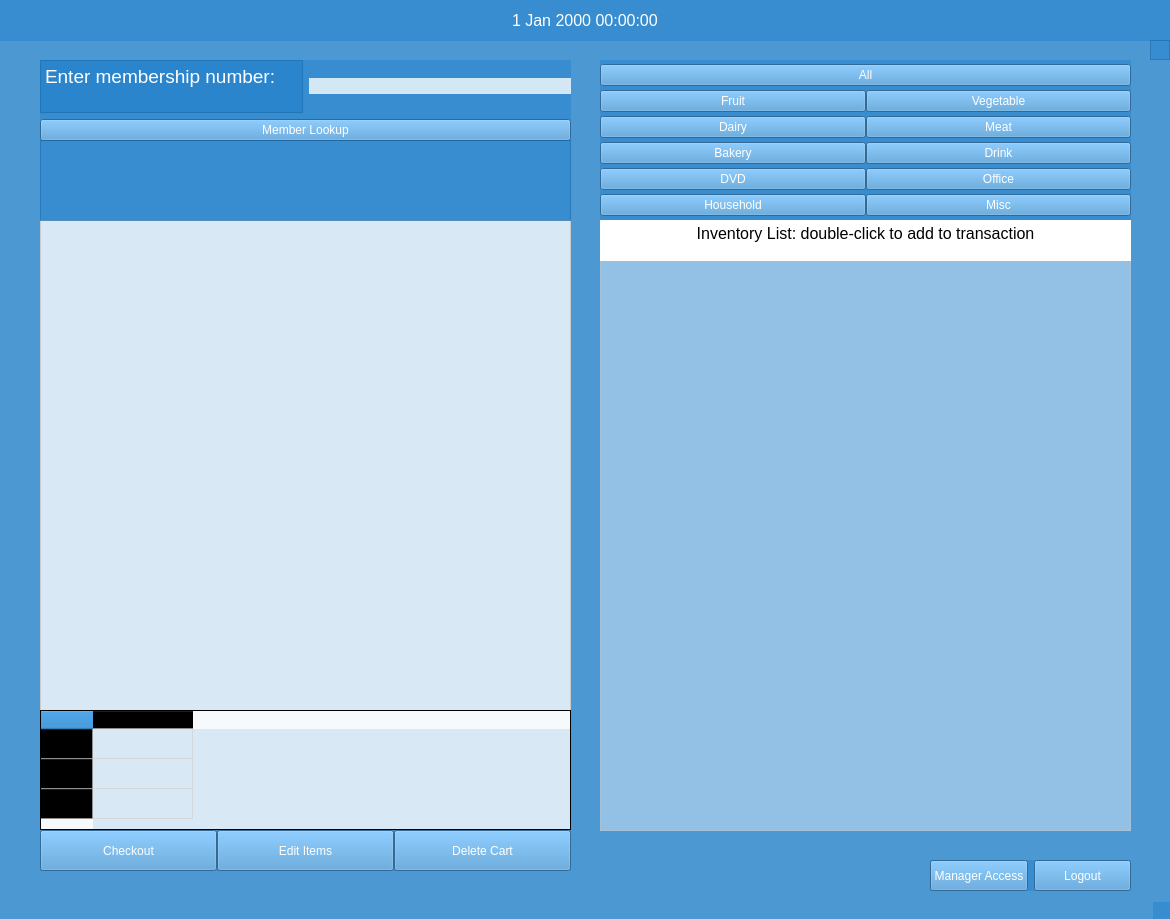
Qt form mainwindow.ui (rbalta/BulkClubProject) before a commit.
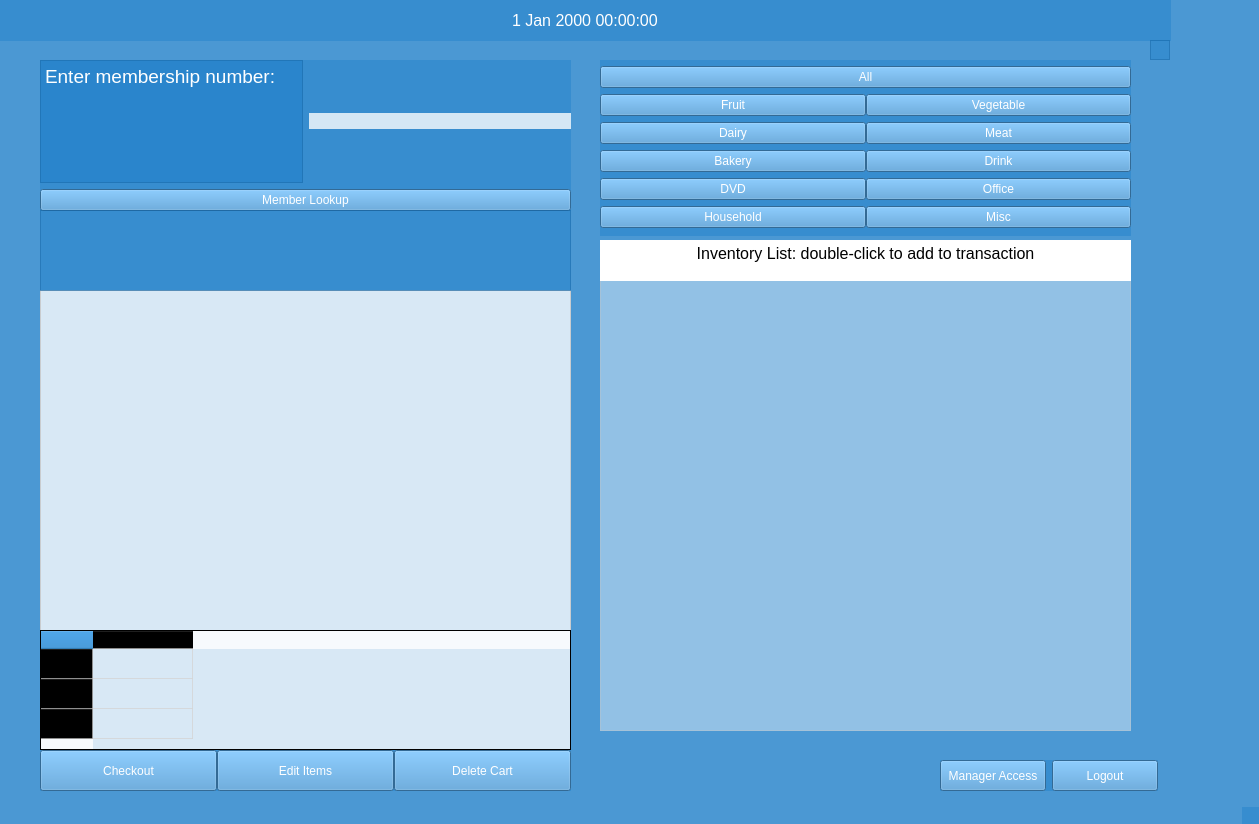
The same form after that commit.

What changed in the file:
```diff
--- a/mainwindow.ui
+++ b/mainwindow.ui
@@ -6,8 +6,8 @@
    <rect>
     <x>0</x>
     <y>0</y>
-    <width>1170</width>
-    <height>919</height>
+    <width>1259</width>
+    <height>824</height>
    </rect>
   </property>
   <property name="windowTitle">
@@ -27,9 +27,9 @@
    <widget class="QWidget" name="horizontalLayoutWidget">
     <property name="geometry">
      <rect>
-      <x>930</x>
-      <y>860</y>
-      <width>201</width>
+      <x>940</x>
+      <y>760</y>
+      <width>218</width>
       <height>31</height>
      </rect>
     </property>
@@ -76,7 +76,7 @@
       <x>600</x>
       <y>60</y>
       <width>531</width>
-      <height>161</height>
+      <height>176</height>
      </rect>
     </property>
     <layout class="QGridLayout" name="gridLayout">
@@ -234,9 +234,9 @@
     <property name="geometry">
      <rect>
       <x>600</x>
-      <y>260</y>
+      <y>280</y>
       <width>531</width>
-      <height>571</height>
+      <height>451</height>
      </rect>
     </property>
     <property name="styleSheet">
@@ -297,7 +297,7 @@
     <property name="geometry">
      <rect>
       <x>40</x>
-      <y>830</y>
+      <y>750</y>
       <width>531</width>
       <height>41</height>
      </rect>
@@ -365,7 +365,7 @@
       <x>40</x>
       <y>60</y>
       <width>531</width>
-      <height>81</height>
+      <height>151</height>
      </rect>
     </property>
     <layout class="QGridLayout" name="gridLayout_3">
@@ -406,8 +406,6 @@
 &lt;html&gt;&lt;head&gt;&lt;meta name=&quot;qrichtext&quot; content=&quot;1&quot; /&gt;&lt;meta charset=&quot;utf-8&quot; /&gt;&lt;style type=&quot;text/css&quot;&gt;
 p, li { white-space: pre-wrap; }
 hr { height: 1px; border-width: 0; }
-li.unchecked::marker { content: &quot;\2610&quot;; }
-li.checked::marker { content: &quot;\2612&quot;; }
 &lt;/style&gt;&lt;/head&gt;&lt;body style=&quot; font-family:'Segoe UI'; font-size:12pt; font-weight:400; font-style:normal;&quot;&gt;
 &lt;p style=&quot; margin-top:0px; margin-bottom:0px; margin-left:0px; margin-right:0px; -qt-block-indent:0; text-indent:0px;&quot;&gt;&lt;span style=&quot; font-size:14pt;&quot;&gt;Enter membership number:&lt;/span&gt;&lt;/p&gt;&lt;/body&gt;&lt;/html&gt;</string>
        </property>
@@ -438,9 +436,9 @@
     <property name="geometry">
      <rect>
       <x>40</x>
-      <y>220</y>
+      <y>290</y>
       <width>531</width>
-      <height>491</height>
+      <height>341</height>
      </rect>
     </property>
     <property name="styleSheet">
@@ -503,7 +501,7 @@
     <property name="geometry">
      <rect>
       <x>40</x>
-      <y>140</y>
+      <y>210</y>
       <width>531</width>
       <height>81</height>
      </rect>
@@ -535,7 +533,7 @@
     <property name="geometry">
      <rect>
       <x>600</x>
-      <y>220</y>
+      <y>240</y>
       <width>531</width>
       <height>41</height>
      </rect>
@@ -558,8 +556,6 @@
 &lt;html&gt;&lt;head&gt;&lt;meta name=&quot;qrichtext&quot; content=&quot;1&quot; /&gt;&lt;meta charset=&quot;utf-8&quot; /&gt;&lt;style type=&quot;text/css&quot;&gt;
 p, li { white-space: pre-wrap; }
 hr { height: 1px; border-width: 0; }
-li.unchecked::marker { content: &quot;\2610&quot;; }
-li.checked::marker { content: &quot;\2612&quot;; }
 &lt;/style&gt;&lt;/head&gt;&lt;body style=&quot; font-family:'Segoe UI'; font-size:9pt; font-weight:400; font-style:normal;&quot;&gt;
 &lt;p align=&quot;center&quot; style=&quot; margin-top:0px; margin-bottom:0px; margin-left:0px; margin-right:0px; -qt-block-indent:0; text-indent:0px;&quot;&gt;&lt;span style=&quot; font-size:12pt;&quot;&gt;Inventory List: double-click to add to transaction&lt;/span&gt;&lt;/p&gt;&lt;/body&gt;&lt;/html&gt;</string>
     </property>
@@ -571,7 +567,7 @@
     <property name="geometry">
      <rect>
       <x>40</x>
-      <y>710</y>
+      <y>630</y>
       <width>531</width>
       <height>120</height>
      </rect>
```
